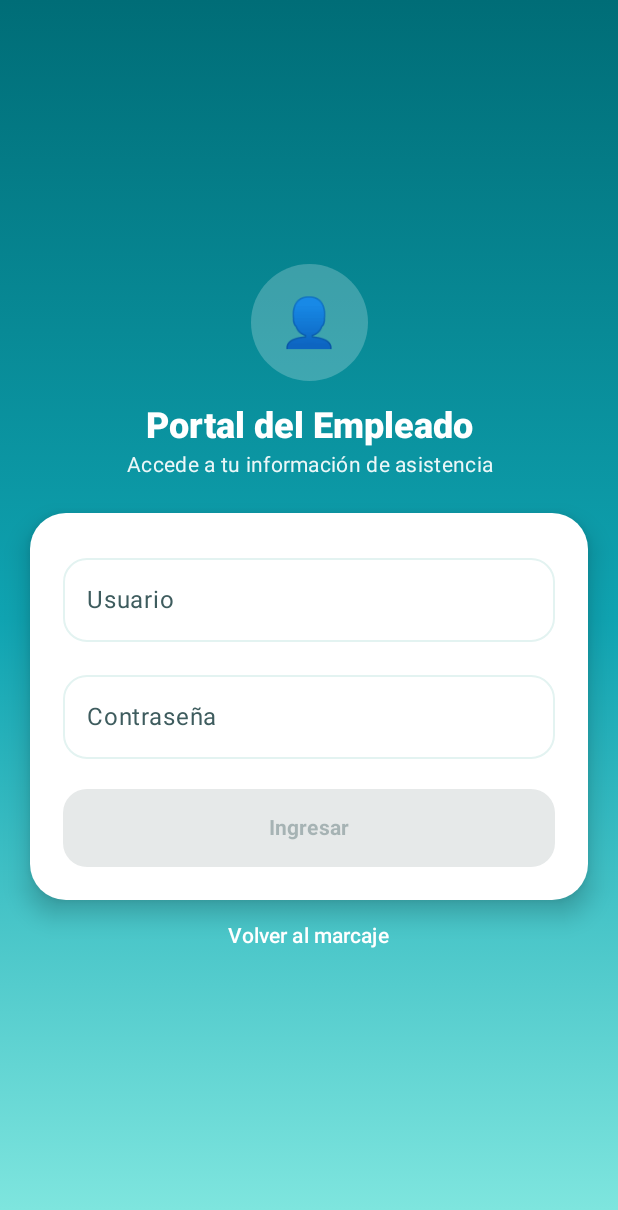
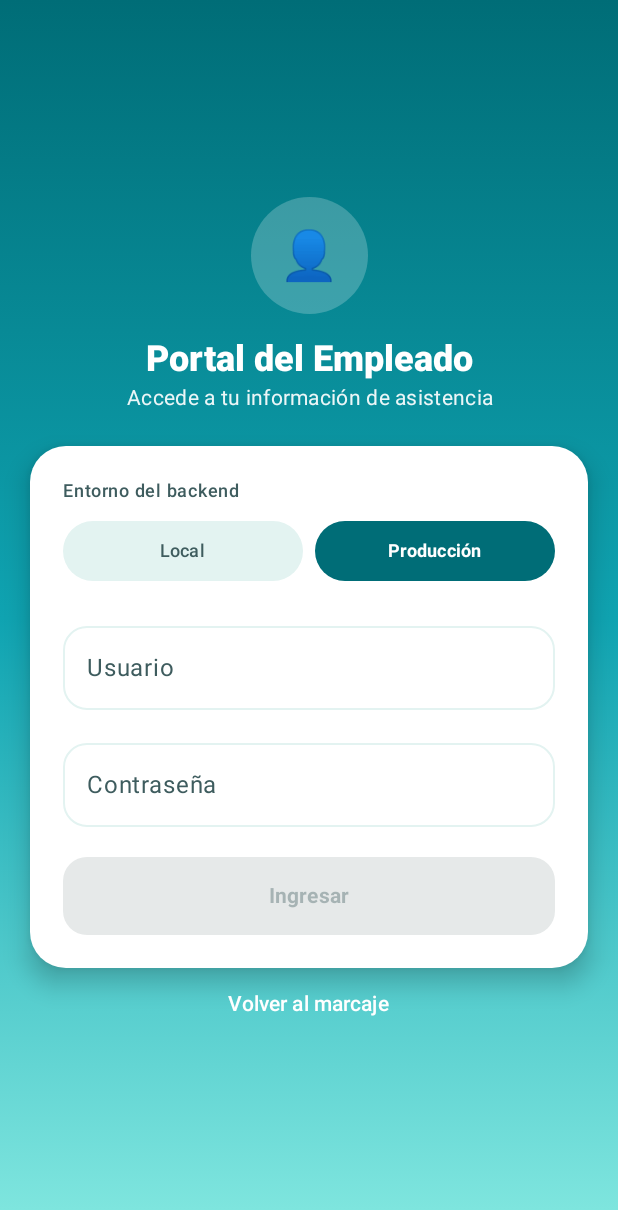
Before and after one commit to ivpizarrofarias/sistemaascistencias, an Android app built with Jetpack Compose: the screen it shows after launch (MainActivity), after a tap on "Portal del empleado (iniciar sesión)", on a phone screen of 412 x 824 dp. Shown: the top 1210 px of the screen. Run offline under Robolectric (Android 15) with nearby library versions, the phone set to English and light mode, and no system bars; 2 other taps on this screen came first.

Commit message:
Add local/production backend selector to Android app

```diff
--- a/android/app/src/main/java/cl/ipfsoft/backend/app/MainActivity.kt
+++ b/android/app/src/main/java/cl/ipfsoft/backend/app/MainActivity.kt
@@ -14,7 +14,7 @@ import androidx.compose.runtime.collectAsState
 import androidx.compose.runtime.getValue
 import androidx.compose.ui.Modifier
 import androidx.lifecycle.ViewModelProvider
-import cl.ipfsoft.backend.app.data.RetrofitClient
+import cl.ipfsoft.backend.app.data.EnvironmentStore
 import cl.ipfsoft.backend.app.data.TokenStore
 import cl.ipfsoft.backend.app.ui.MainViewModel
 import cl.ipfsoft.backend.app.ui.screens.HomeScreen
@@ -31,8 +31,8 @@ class MainActivity : ComponentActivity() {
                 @Suppress("UNCHECKED_CAST")
                 override fun <T : androidx.lifecycle.ViewModel> create(modelClass: Class<T>): T {
                     return MainViewModel(
-                        api = RetrofitClient.instance,
                         tokenStore = TokenStore(applicationContext),
+                        environmentStore = EnvironmentStore(applicationContext),
                     ) as T
                 }
             },
@@ -70,6 +70,7 @@ private fun AppRoot(viewModel: MainViewModel) {
                         state = state,
                         onLogout = { viewModel.logout() },
                         onSelectEmployee = { viewModel.selectEmployee(it) },
+                        onSelectEnvironment = { viewModel.setEnvironment(it) },
                     )
                 }
                 state.showLogin -> {
@@ -77,6 +78,7 @@ private fun AppRoot(viewModel: MainViewModel) {
                         state = state,
                         onLogin = { u, p -> viewModel.login(u, p) },
                         onBack = { viewModel.openKiosk() },
+                        onSelectEnvironment = { viewModel.setEnvironment(it) },
                     )
                 }
                 else -> {
@@ -84,6 +86,7 @@ private fun AppRoot(viewModel: MainViewModel) {
                         state = state,
                         onMark = { viewModel.mark(it) },
                         onOpenLogin = { viewModel.openLogin() },
+                        onSelectEnvironment = { viewModel.setEnvironment(it) },
                     )
                 }
             }
--- /dev/null
+++ b/android/app/src/main/java/cl/ipfsoft/backend/app/data/EnvironmentStore.kt
@@ -0,0 +1,38 @@
+package cl.ipfsoft.backend.app.data
+
+import android.content.Context
+import androidx.datastore.preferences.core.edit
+import androidx.datastore.preferences.core.stringPreferencesKey
+import androidx.datastore.preferences.preferencesDataStore
+import kotlinx.coroutines.flow.Flow
+import kotlinx.coroutines.flow.first
+import kotlinx.coroutines.flow.map
+
+private val Context.environmentDataStore by preferencesDataStore(name = "environment")
+
+/**
+ * Guarda el entorno de backend elegido (local o producción) por separado de la
+ * sesión, para que cerrar sesión no resetee la elección.
+ */
+class EnvironmentStore(private val context: Context) {
+
+    private companion object {
+        val KEY_ENVIRONMENT = stringPreferencesKey("backend_environment")
+    }
+
+    val environment: Flow<BackendEnvironment> = context.environmentDataStore.data.map { prefs ->
+        val nombre = prefs[KEY_ENVIRONMENT] ?: BackendEnvironment.LOCAL.name
+        runCatching { BackendEnvironment.valueOf(nombre) }
+            .getOrDefault(BackendEnvironment.LOCAL)
+            .takeIf { it.isConfigured }
+            ?: BackendEnvironment.LOCAL
+    }
+
+    suspend fun current(): BackendEnvironment = environment.first()
+
+    suspend fun save(environment: BackendEnvironment) {
+        context.environmentDataStore.edit { prefs ->
+            prefs[KEY_ENVIRONMENT] = environment.name
+        }
+    }
+}
--- a/android/app/src/main/java/cl/ipfsoft/backend/app/data/RetrofitClient.kt
+++ b/android/app/src/main/java/cl/ipfsoft/backend/app/data/RetrofitClient.kt
@@ -1,5 +1,6 @@
 package cl.ipfsoft.backend.app.data
 
+import cl.ipfsoft.backend.app.BuildConfig
 import okhttp3.OkHttpClient
 import okhttp3.Request
 import okhttp3.logging.HttpLoggingInterceptor
@@ -8,19 +9,31 @@ import retrofit2.converter.gson.GsonConverterFactory
 import java.util.concurrent.TimeUnit
 
 /**
+ * Backends que puede usar la app. En ambos casos se consume la API REST: la app
+ * nunca se conecta a MySQL directamente.
+ *
+ * Las URLs se inyectan desde android/local.properties en tiempo de compilación,
+ * por lo que la URL de producción no se sube a GitHub. Si no está configurada,
+ * la opción aparece deshabilitada en la app.
+ */
+enum class BackendEnvironment(val label: String, val baseUrl: String) {
+    LOCAL("Local", BuildConfig.LOCAL_BASE_URL),
+    PRODUCCION("Producción", BuildConfig.PRODUCTION_BASE_URL),
+    ;
+
+    val isConfigured: Boolean
+        get() = baseUrl.startsWith("http://") || baseUrl.startsWith("https://")
+}
+
+/**
  * Cliente HTTP de la app mediante Retrofit/OkHttp.
  *
- * La base URL apunta al backend LOCAL por defecto (el emulador ve el host con
- * 10.0.2.2). Las rutas de ApiService ya incluyen el prefijo "api/", por eso
- * BASE_URL termina solo en "/". Para un dispositivo físico cambiar por la IP
- * de la red local (p. ej. http://192.168.1.10:8080/).
+ * Las rutas de ApiService ya incluyen el prefijo "api/", por eso las URLs base
+ * terminan solo en "/". Se crea un cliente por entorno y se reutiliza.
  */
 object RetrofitClient {
 
-    // Backend local: http://10.0.2.2:8080/ es "localhost" desde el emulador.
-    private const val BASE_URL = "http://10.0.2.2:8080/"
-
-    // No registrar cuerpos/cabeceras en producción para evitar exponer tokens o datos sensibles.
+    // No registrar cuerpos/cabeceras para evitar exponer tokens o datos sensibles.
     private val logging = HttpLoggingInterceptor().apply {
         level = HttpLoggingInterceptor.Level.NONE
     }
@@ -48,12 +61,20 @@ object RetrofitClient {
         .readTimeout(30, TimeUnit.SECONDS)
         .build()
 
-    val instance: ApiService by lazy {
-        Retrofit.Builder()
-            .baseUrl(BASE_URL)
-            .client(okHttp)
-            .addConverterFactory(GsonConverterFactory.create())
-            .build()
-            .create(ApiService::class.java)
+    private val instances = mutableMapOf<BackendEnvironment, ApiService>()
+
+    /** Devuelve el cliente API del entorno indicado (local o producción). */
+    fun api(environment: BackendEnvironment): ApiService = synchronized(instances) {
+        instances.getOrPut(environment) {
+            require(environment.isConfigured) {
+                "Falta configurar la URL del backend ${environment.label} en android/local.properties"
+            }
+            Retrofit.Builder()
+                .baseUrl(environment.baseUrl)
+                .client(okHttp)
+                .addConverterFactory(GsonConverterFactory.create())
+                .build()
+                .create(ApiService::class.java)
+        }
     }
 }
--- a/android/app/src/main/java/cl/ipfsoft/backend/app/ui/MainViewModel.kt
+++ b/android/app/src/main/java/cl/ipfsoft/backend/app/ui/MainViewModel.kt
@@ -3,8 +3,11 @@ package cl.ipfsoft.backend.app.ui
 import androidx.lifecycle.ViewModel
 import androidx.lifecycle.viewModelScope
 import cl.ipfsoft.backend.app.data.ApiService
+import cl.ipfsoft.backend.app.data.BackendEnvironment
+import cl.ipfsoft.backend.app.data.EnvironmentStore
 import cl.ipfsoft.backend.app.data.LoginRequest
 import cl.ipfsoft.backend.app.data.MarkRequest
+import cl.ipfsoft.backend.app.data.RetrofitClient
 import cl.ipfsoft.backend.app.data.TokenHolder
 import cl.ipfsoft.backend.app.data.TokenStore
 import kotlinx.coroutines.flow.MutableStateFlow
@@ -12,16 +15,23 @@ import kotlinx.coroutines.flow.StateFlow
 import kotlinx.coroutines.launch
 
 class MainViewModel(
-    private val api: ApiService,
     private val tokenStore: TokenStore,
+    private val environmentStore: EnvironmentStore,
 ) : ViewModel() {
 
     private val _state = MutableStateFlow(UiState())
     val state: StateFlow<UiState> = _state
 
-    /** Intenta restaurar la sesión guardada localmente al iniciar la app. */
+    private var currentEnvironment: BackendEnvironment = BackendEnvironment.LOCAL
+
+    /** Cliente del entorno activo; se resuelve en cada llamada. */
+    private val api: ApiService get() = RetrofitClient.api(currentEnvironment)
+
+    /** Intenta restaurar el entorno y la sesión guardados al iniciar la app. */
     fun restoreSession() {
         viewModelScope.launch {
+            currentEnvironment = environmentStore.current()
+            _state.value = _state.value.copy(environment = currentEnvironment)
             val session = tokenStore.loadSession() ?: return@launch
             // El interceptor necesita el token en memoria antes de cualquier llamada.
             TokenHolder.set(session.token)
@@ -45,6 +55,21 @@ class MainViewModel(
     /** Vuelve al kiosco de marcaje. */
     fun openKiosk() {
         _state.value = _state.value.copy(showLogin = false, error = null)
+    }
+
+    /**
+     * Cambia entre backend local y de producción. El token pertenece a un
+     * servidor concreto, por eso se cierra la sesión al cambiar de entorno.
+     */
+    fun setEnvironment(environment: BackendEnvironment) {
+        if (!environment.isConfigured || environment == currentEnvironment) return
+        viewModelScope.launch {
+            tokenStore.clear()
+            TokenHolder.clear()
+            currentEnvironment = environment
+            environmentStore.save(environment)
+            _state.value = UiState(environment = environment)
+        }
     }
 
     /** Inicia sesión con usuario y contraseña. */
@@ -77,7 +102,7 @@ class MainViewModel(
         viewModelScope.launch {
             tokenStore.clear()
             TokenHolder.clear()
-            _state.value = UiState()
+            _state.value = UiState(environment = currentEnvironment)
         }
     }
 
--- a/android/app/src/main/java/cl/ipfsoft/backend/app/ui/UiState.kt
+++ b/android/app/src/main/java/cl/ipfsoft/backend/app/ui/UiState.kt
@@ -1,6 +1,7 @@
 package cl.ipfsoft.backend.app.ui
 
 import cl.ipfsoft.backend.app.data.AttendanceResponse
+import cl.ipfsoft.backend.app.data.BackendEnvironment
 import cl.ipfsoft.backend.app.data.EmployeeResponse
 import cl.ipfsoft.backend.app.data.LiquidacionResponse
 import cl.ipfsoft.backend.app.data.MarkResponse
@@ -8,6 +9,8 @@ import cl.ipfsoft.backend.app.data.PermisoLaboralResponse
 
 /** Estado de UI compartido por las pantallas de la app. */
 data class UiState(
+    /** Backend al que apunta la app (local o producción). */
+    val environment: BackendEnvironment = BackendEnvironment.LOCAL,
     /** true muestra el portal del empleado; false muestra el kiosco de marcaje. */
     val showLogin: Boolean = false,
     val isAuthenticated: Boolean = false,
--- /dev/null
+++ b/android/app/src/main/java/cl/ipfsoft/backend/app/ui/screens/EnvironmentSelector.kt
@@ -0,0 +1,54 @@
+package cl.ipfsoft.backend.app.ui.screens
+
+import androidx.compose.foundation.layout.Arrangement
+import androidx.compose.foundation.layout.Row
+import androidx.compose.foundation.layout.fillMaxWidth
+import androidx.compose.material3.Button
+import androidx.compose.material3.ButtonDefaults
+import androidx.compose.material3.MaterialTheme
+import androidx.compose.material3.Text
+import androidx.compose.runtime.Composable
+import androidx.compose.ui.Modifier
+import androidx.compose.ui.text.font.FontWeight
+import androidx.compose.ui.unit.dp
+import androidx.compose.ui.unit.sp
+import cl.ipfsoft.backend.app.data.BackendEnvironment
+
+/**
+ * Selector de backend (local / producción). La opción de producción aparece
+ * deshabilitada si su URL no fue configurada en android/local.properties.
+ */
+@Composable
+fun EnvironmentSelector(
+    current: BackendEnvironment,
+    onSelect: (BackendEnvironment) -> Unit,
+    modifier: Modifier = Modifier.fillMaxWidth(),
+) {
+    val colors = MaterialTheme.colorScheme
+    Row(modifier = modifier, horizontalArrangement = Arrangement.spacedBy(8.dp)) {
+        BackendEnvironment.entries.forEach { environment ->
+            val selected = current == environment
+            Button(
+                onClick = { onSelect(environment) },
+                enabled = environment.isConfigured,
+                modifier = Modifier.weight(1f),
+                colors = ButtonDefaults.buttonColors(
+                    containerColor = if (selected) colors.primary else colors.surfaceVariant,
+                    contentColor = if (selected) colors.onPrimary else colors.onSurfaceVariant,
+                    disabledContainerColor = colors.surfaceVariant.copy(alpha = 0.5f),
+                    disabledContentColor = colors.onSurfaceVariant.copy(alpha = 0.6f),
+                ),
+            ) {
+                Text(
+                    text = if (environment.isConfigured) {
+                        environment.label
+                    } else {
+                        "${environment.label} (sin configurar)"
+                    },
+                    fontSize = 12.sp,
+                    fontWeight = if (selected) FontWeight.Bold else FontWeight.Medium,
+                )
+            }
+        }
+    }
+}
--- a/android/app/src/main/java/cl/ipfsoft/backend/app/ui/screens/LoginScreen.kt
+++ b/android/app/src/main/java/cl/ipfsoft/backend/app/ui/screens/LoginScreen.kt
@@ -42,6 +42,7 @@ import androidx.compose.ui.text.input.PasswordVisualTransformation
 import androidx.compose.ui.text.style.TextAlign
 import androidx.compose.ui.unit.dp
 import androidx.compose.ui.unit.sp
+import cl.ipfsoft.backend.app.data.BackendEnvironment
 import cl.ipfsoft.backend.app.ui.UiState
 
 /** Pantalla de inicio de sesión para el portal del empleado. */
@@ -50,6 +51,7 @@ fun LoginScreen(
     state: UiState,
     onLogin: (String, String) -> Unit,
     onBack: () -> Unit,
+    onSelectEnvironment: (BackendEnvironment) -> Unit,
 ) {
     var username by remember { mutableStateOf("") }
     var password by remember { mutableStateOf("") }
@@ -106,6 +108,18 @@ fun LoginScreen(
                     elevation = CardDefaults.cardElevation(defaultElevation = 10.dp)
                 ) {
                     Column(Modifier.padding(22.dp)) {
+                        Text(
+                            "Entorno del backend",
+                            style = MaterialTheme.typography.labelMedium,
+                            color = colors.onSurfaceVariant
+                        )
+                        Spacer(Modifier.height(8.dp))
+                        EnvironmentSelector(
+                            current = state.environment,
+                            onSelect = onSelectEnvironment,
+                        )
+                        Spacer(Modifier.height(18.dp))
+
                         state.error?.let {
                             Box(
                                 modifier = Modifier
--- a/android/app/src/main/java/cl/ipfsoft/backend/app/ui/screens/MarkScreen.kt
+++ b/android/app/src/main/java/cl/ipfsoft/backend/app/ui/screens/MarkScreen.kt
@@ -42,6 +42,7 @@ import androidx.compose.ui.text.input.KeyboardType
 import androidx.compose.ui.text.style.TextAlign
 import androidx.compose.ui.unit.dp
 import androidx.compose.ui.unit.sp
+import cl.ipfsoft.backend.app.data.BackendEnvironment
 import cl.ipfsoft.backend.app.data.MarkResponse
 import cl.ipfsoft.backend.app.ui.UiState
 
@@ -54,6 +55,7 @@ fun MarkScreen(
     state: UiState,
     onMark: (String) -> Unit,
     onOpenLogin: () -> Unit,
+    onSelectEnvironment: (BackendEnvironment) -> Unit,
 ) {
     var codigo by remember { mutableStateOf("") }
     val colors = MaterialTheme.colorScheme
@@ -114,6 +116,18 @@ fun MarkScreen(
                     elevation = CardDefaults.cardElevation(defaultElevation = 12.dp)
                 ) {
                     Column(Modifier.padding(22.dp)) {
+                        Text(
+                            "Entorno del backend",
+                            style = MaterialTheme.typography.labelMedium,
+                            color = colors.onSurfaceVariant
+                        )
+                        Spacer(Modifier.height(8.dp))
+                        EnvironmentSelector(
+                            current = state.environment,
+                            onSelect = onSelectEnvironment,
+                        )
+                        Spacer(Modifier.height(20.dp))
+
                         Text(
                             "Ingresa tu código de marcaje",
                             style = MaterialTheme.typography.titleLarge,
```
Also changed, not shown: android/app/build.gradle.kts (+22 -0 lines), android/app/src/main/java/cl/ipfsoft/backend/app/ui/screens/HomeScreen.kt (+21 -0 lines), 3 other files.
